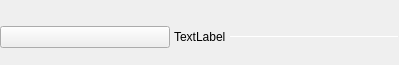
Qt form gui/ui/subsection_separator.ui (analogdevicesinc/scopy) before a commit.
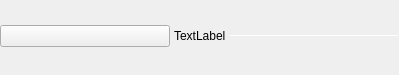
The same form after that commit.

Commit message: SubsectionSeparator: Added container for the its elements

```diff
--- a/gui/ui/subsection_separator.ui
+++ b/gui/ui/subsection_separator.ui
@@ -7,7 +7,7 @@
     <x>0</x>
     <y>0</y>
     <width>399</width>
-    <height>65</height>
+    <height>75</height>
    </rect>
   </property>
   <property name="sizePolicy">
@@ -96,6 +96,9 @@
      </item>
     </layout>
    </item>
+   <item>
+    <widget class="QWidget" name="widgetSubsectionContent" native="true"/>
+   </item>
   </layout>
  </widget>
  <resources/>
```
The commit also changes 1 other file.
